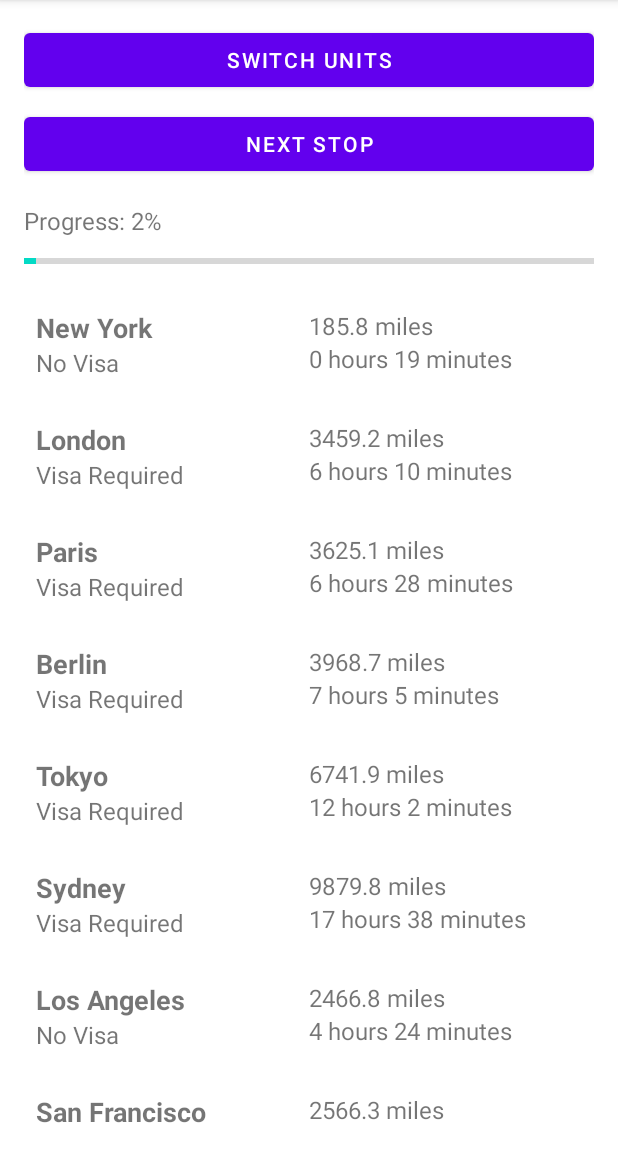
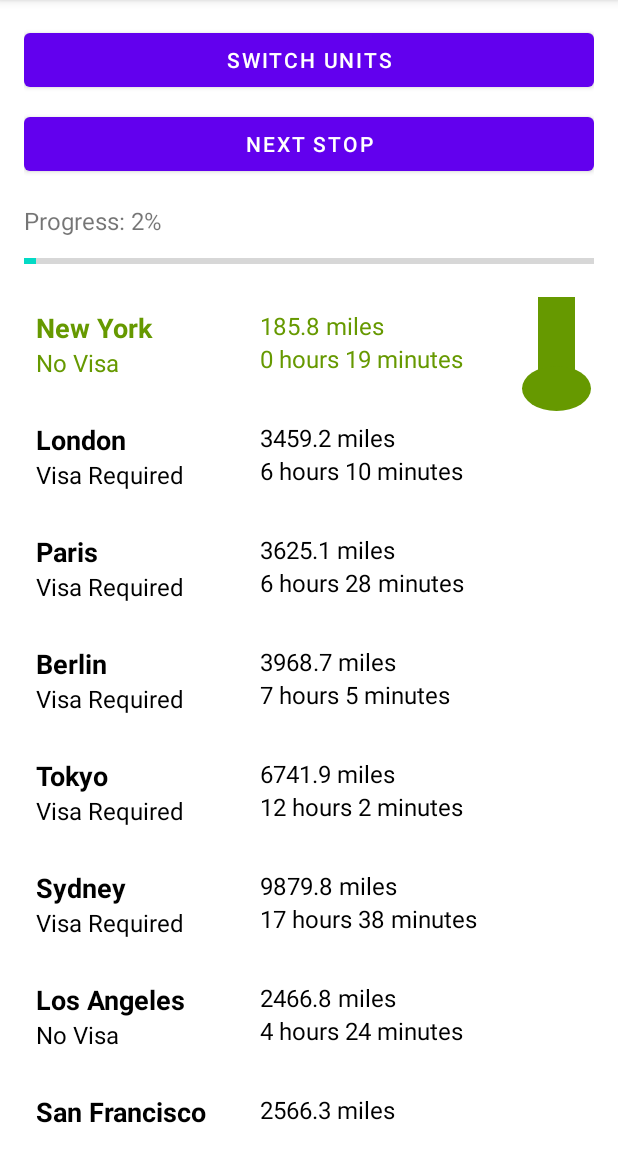
Before and after one commit to aryanGupta-09/JourneyTracker-XML, an Android app built with Jetpack Compose: the screen it shows after launch (MainActivity), after a tap on "NEXT STOP", on a phone screen of 412 x 824 dp, the part 84-1236 px from its top. Run offline under Robolectric (Android 15) with nearby library versions, the phone set to English and light mode, and no system bars; 1 other tap on this screen came first.

Commit message:
added a vertical journey bar.

```diff
--- a/app/src/main/java/com/example/mc_a1/JourneyManager.kt
+++ b/app/src/main/java/com/example/mc_a1/JourneyManager.kt
@@ -1,21 +1,49 @@
 package com.example.mc_a1
 
 import android.content.Context
+import java.io.BufferedReader
+import java.io.InputStreamReader
 
 class JourneyManager(context: Context) {
-    val stops: MutableList<Stop>
+    val stops: List<Stop>
+    private var currentPosition = -1
 
     init {
-        val rawText = FileReader.readRawResource(context, R.raw.stops)
-        stops = FileReader.parseStops(rawText)
+        stops = loadStopsFromFile(context)
+    }
+
+    private fun loadStopsFromFile(context: Context): List<Stop> {
+        val stops = mutableListOf<Stop>()
+        val inputStream = context.resources.openRawResource(R.raw.stops)
+        val reader = BufferedReader(InputStreamReader(inputStream))
+
+        reader.useLines { lines ->
+            lines.forEach { line ->
+                val parts = line.split(",")
+                if (parts.size == 3) {
+                    val name = parts[0].trim()
+                    val distanceKm = parts[1].trim().toDoubleOrNull() ?: 0.0
+                    val transitVisaRequired = parts[2].trim().toBoolean()
+                    stops.add(Stop(name, distanceKm, transitVisaRequired))
+                }
+            }
+        }
+        return stops
     }
 
     fun markNextStop() {
-        stops.find { !it.reached }?.reached = true
+        if (currentPosition < stops.size - 1) {
+            currentPosition++
+        }
+    }
+
+    fun getCurrentPosition(): Int {
+        return currentPosition
     }
 
     fun getProgress(): Int {
-        val reached = stops.count { it.reached }
-        return (reached.toDouble() / stops.size * 100).toInt()
+        return if (stops.isNotEmpty() && currentPosition >= 0) {
+            ((currentPosition + 1) * 100) / stops.size
+        } else 0
     }
 }
--- a/app/src/main/java/com/example/mc_a1/MainActivity.kt
+++ b/app/src/main/java/com/example/mc_a1/MainActivity.kt
@@ -1,6 +1,7 @@
 package com.example.mc_a1
 
 import android.os.Bundle
+import android.view.View
 import android.widget.Button
 import android.widget.ProgressBar
 import android.widget.TextView
@@ -11,10 +12,11 @@ import androidx.recyclerview.widget.RecyclerView
 class MainActivity : AppCompatActivity() {
     private lateinit var recyclerView: RecyclerView
     private lateinit var adapter: StopAdapter
+    private lateinit var progressText: TextView
     private lateinit var progressBar: ProgressBar
-    private lateinit var progressText: TextView
     private lateinit var switchUnitButton: Button
     private lateinit var nextStopButton: Button
+    private lateinit var progressArrow: View
 
     private var isKm = true
     private lateinit var journeyManager: JourneyManager
@@ -23,35 +25,98 @@ class MainActivity : AppCompatActivity() {
         super.onCreate(savedInstanceState)
         setContentView(R.layout.activity_main)
 
+        // Initialize views
         recyclerView = findViewById(R.id.recyclerView)
+        progressText = findViewById(R.id.progressText)
         progressBar = findViewById(R.id.progressBar)
-        progressText = findViewById(R.id.progressText)
         switchUnitButton = findViewById(R.id.switchUnitButton)
         nextStopButton = findViewById(R.id.nextStopButton)
+        progressArrow = findViewById(R.id.progressArrow)
 
         journeyManager = JourneyManager(this)
 
+        // Set up RecyclerView
         adapter = StopAdapter(journeyManager.stops, isKm)
         recyclerView.layoutManager = LinearLayoutManager(this)
         recyclerView.adapter = adapter
 
+        // Initialize progress
         updateProgress()
 
+        // Set up scroll listener to update arrow position
+        recyclerView.addOnScrollListener(object : RecyclerView.OnScrollListener() {
+            override fun onScrolled(recyclerView: RecyclerView, dx: Int, dy: Int) {
+                super.onScrolled(recyclerView, dx, dy)
+                updateProgressArrow()
+            }
+        })
+
+        // Switch Units button click listener
         switchUnitButton.setOnClickListener {
             isKm = !isKm
             adapter.updateUnit(isKm)
         }
 
+        // Next Stop button click listener
         nextStopButton.setOnClickListener {
             journeyManager.markNextStop()
             updateProgress()
-            adapter.notifyDataSetChanged()
+            adapter.updateProgress(journeyManager.getCurrentPosition())
+            scrollToNextStop()
         }
     }
 
     private fun updateProgress() {
         val progress = journeyManager.getProgress()
+        progressText.text = "Progress: $progress%"
         progressBar.progress = progress
-        progressText.text = "Progress: $progress%"
+        updateProgressArrow()
+    }
+
+    private fun updateProgressArrow() {
+        recyclerView.post {
+            val layoutManager = recyclerView.layoutManager as LinearLayoutManager
+            val firstVisibleItem = layoutManager.findFirstVisibleItemPosition()
+            val lastVisibleItem = layoutManager.findLastVisibleItemPosition()
+            val currentPosition = journeyManager.getCurrentPosition()
+
+            if (currentPosition >= 0) {
+                var visibleHeight = 0
+
+                // If current position is visible, calculate height up to it
+                if (currentPosition >= firstVisibleItem && currentPosition <= lastVisibleItem) {
+                    val currentView = layoutManager.findViewByPosition(currentPosition)
+                    currentView?.let { view ->
+                        // Add extra padding to accommodate the circle
+                        visibleHeight = view.bottom + 20  // Adding padding for circle
+                    }
+                }
+                // If current position is below visible area, use full recycler height
+                else if (currentPosition > lastVisibleItem) {
+                    visibleHeight = recyclerView.height
+                }
+                // If current position is above visible area, use zero height
+                else {
+                    visibleHeight = 0
+                }
+
+                progressArrow.layoutParams.height = visibleHeight
+                progressArrow.requestLayout()
+            } else {
+                progressArrow.layoutParams.height = 0
+                progressArrow.requestLayout()
+            }
+        }
+    }
+
+    private fun scrollToNextStop() {
+        val currentPosition = journeyManager.getCurrentPosition()
+        val layoutManager = recyclerView.layoutManager as LinearLayoutManager
+        val lastVisibleItem = layoutManager.findLastVisibleItemPosition()
+
+        // Scroll when reaching last visible item
+        if (currentPosition == lastVisibleItem) {
+            layoutManager.scrollToPositionWithOffset(currentPosition, 0)
+        }
     }
 }
--- a/app/src/main/java/com/example/mc_a1/StopAdapter.kt
+++ b/app/src/main/java/com/example/mc_a1/StopAdapter.kt
@@ -6,26 +6,48 @@ import android.view.ViewGroup
 import android.widget.TextView
 import androidx.recyclerview.widget.RecyclerView
 
-class StopAdapter(private var stops: List<Stop>, private var isKm: Boolean) :
-    RecyclerView.Adapter<StopAdapter.StopViewHolder>() {
+class StopAdapter(
+    private var stops: List<Stop>,
+    private var isKm: Boolean,
+    private var currentPosition: Int = -1
+) : RecyclerView.Adapter<StopAdapter.StopViewHolder>() {
 
-    private val averageSpeedKmH = 900 // Average speed in km/h
-    private val averageSpeedMilesH = 560 // Average speed in miles/h
+    private val averageSpeedKmH = 900
+    private val averageSpeedMilesH = 560
 
     override fun onCreateViewHolder(parent: ViewGroup, viewType: Int): StopViewHolder {
-        val view = LayoutInflater.from(parent.context).inflate(R.layout.item_stop, parent, false)
+        val view = LayoutInflater.from(parent.context)
+            .inflate(R.layout.item_stop, parent, false)
         return StopViewHolder(view)
     }
 
     override fun onBindViewHolder(holder: StopViewHolder, position: Int) {
         val stop = stops[position]
-        holder.stopName.text = stop.name
-        holder.distance.text = if (isKm) {
-            String.format("%.1f km", stop.distanceKm)
+        val isVisited = position <= currentPosition && currentPosition >= 0
+        val textColor = if (isVisited) {
+            holder.itemView.context.getColor(android.R.color.holo_green_dark)
         } else {
-            String.format("%.1f miles", stop.distanceMiles())
+            holder.itemView.context.getColor(android.R.color.black)
         }
-        holder.visaRequirement.text = if (stop.transitVisaRequired) "Visa Required" else "No Visa"
+
+        holder.stopName.apply {
+            text = stop.name
+            setTextColor(textColor)
+        }
+
+        holder.distance.apply {
+            text = if (isKm) {
+                String.format("%.1f km", stop.distanceKm)
+            } else {
+                String.format("%.1f miles", stop.distanceMiles())
+            }
+            setTextColor(textColor)
+        }
+
+        holder.visaRequirement.apply {
+            text = if (stop.transitVisaRequired) "Visa Required" else "No Visa"
+            setTextColor(textColor)
+        }
 
         val timeRemaining = if (isKm) {
             stop.distanceKm / averageSpeedKmH.toDouble()
@@ -34,13 +56,22 @@ class StopAdapter(private var stops: List<Stop>, private var isKm: Boolean) :
         }
         val hours = timeRemaining.toInt()
         val minutes = ((timeRemaining - hours) * 60).toInt()
-        holder.timeRemaining.text = String.format("%d hours %d minutes", hours, minutes)
+
+        holder.timeRemaining.apply {
+            text = String.format("%d hours %d minutes", hours, minutes)
+            setTextColor(textColor)
+        }
     }
 
     override fun getItemCount(): Int = stops.size
 
     fun updateUnit(isKm: Boolean) {
         this.isKm = isKm
+        notifyDataSetChanged()
+    }
+
+    fun updateProgress(newPosition: Int) {
+        currentPosition = newPosition
         notifyDataSetChanged()
     }
 
--- /dev/null
+++ b/app/src/main/res/drawable/progress_arrow.xml
@@ -0,0 +1,27 @@
+<?xml version="1.0" encoding="utf-8"?>
+<layer-list xmlns:android="http://schemas.android.com/apk/res/android">
+    <!-- Vertical line - this will extend -->
+    <item
+        android:left="13dp"
+        android:right="13dp"
+        android:bottom="18dp">
+        <shape android:shape="rectangle">
+            <solid android:color="@android:color/holo_green_dark" />
+            <size android:width="8dp" />
+        </shape>
+    </item>
+
+    <!-- Fixed circle at bottom -->
+    <item
+        android:gravity="bottom"
+        android:left="2dp"
+        android:right="2dp"
+        android:bottom="0dp">
+        <shape android:shape="oval">
+            <size
+                android:width="30dp"
+                android:height="30dp" />
+            <solid android:color="@android:color/holo_green_dark" />
+        </shape>
+    </item>
+</layer-list>
--- a/app/src/main/res/layout/activity_main.xml
+++ b/app/src/main/res/layout/activity_main.xml
@@ -4,6 +4,7 @@
     android:orientation="vertical"
     android:padding="16dp">
 
+    <!-- Buttons -->
     <Button
         android:id="@+id/switchUnitButton"
         android:layout_width="match_parent"
@@ -14,9 +15,10 @@
         android:id="@+id/nextStopButton"
         android:layout_width="match_parent"
         android:layout_height="wrap_content"
-        android:text="Next Stop"
-        android:layout_marginTop="8dp" />
+        android:layout_marginTop="8dp"
+        android:text="Next Stop" />
 
+    <!-- Progress Section -->
     <TextView
         android:id="@+id/progressText"
         android:layout_width="wrap_content"
@@ -27,17 +29,30 @@
 
     <ProgressBar
         android:id="@+id/progressBar"
+        style="?android:attr/progressBarStyleHorizontal"
         android:layout_width="match_parent"
         android:layout_height="wrap_content"
-        android:layout_marginTop="8dp"
-        style="?android:attr/progressBarStyleHorizontal"
-        android:progress="0"
-        android:max="100"/>
+        android:layout_marginTop="8dp" />
 
-    <androidx.recyclerview.widget.RecyclerView
-        android:id="@+id/recyclerView"
+    <!-- Stops List with Vertical Progress -->
+    <LinearLayout
         android:layout_width="match_parent"
         android:layout_height="0dp"
         android:layout_weight="1"
-        android:layout_marginTop="16dp"/>
+        android:orientation="horizontal"
+        android:layout_marginTop="16dp">
+
+        <androidx.recyclerview.widget.RecyclerView
+            android:id="@+id/recyclerView"
+            android:layout_width="0dp"
+            android:layout_height="match_parent"
+            android:layout_weight="1"/>
+
+        <View
+            android:id="@+id/progressArrow"
+            android:layout_width="50dp"
+            android:layout_height="0dp"
+            android:layout_marginStart="16dp"
+            android:background="@drawable/progress_arrow"/>
+    </LinearLayout>
 </LinearLayout>
```
